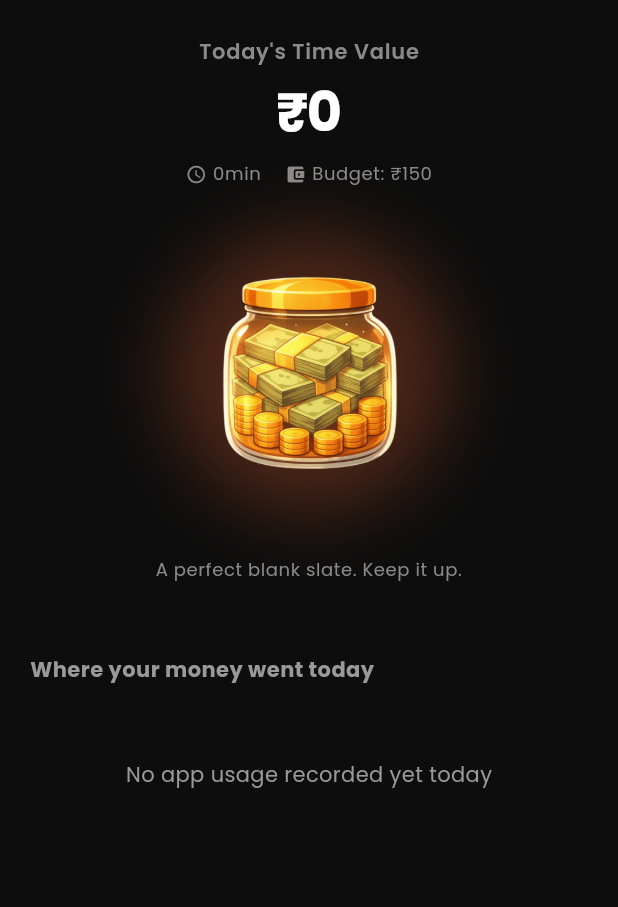
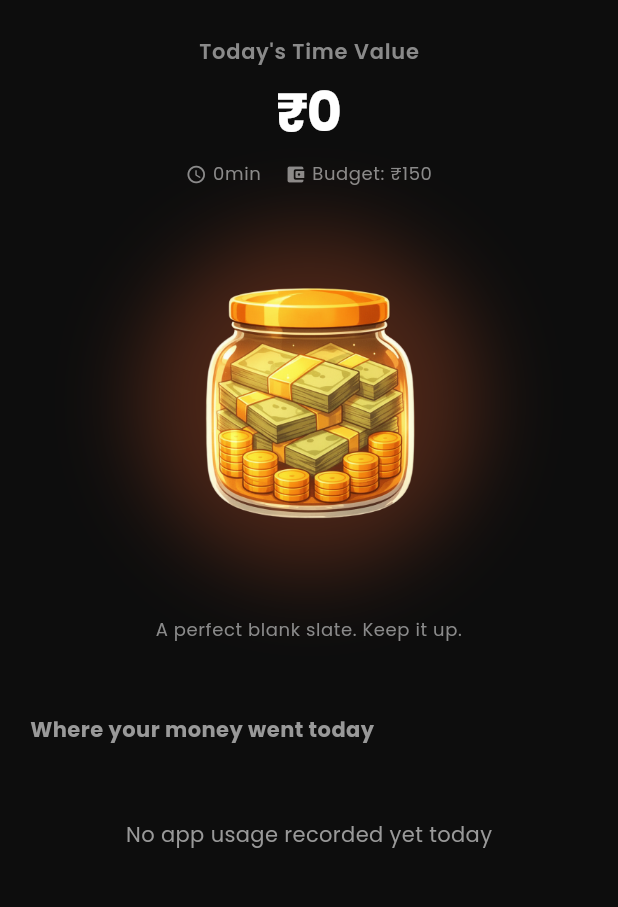
Before and after one commit to ChiragGadhvi/scrolltoll, a Flutter app: the _DashboardTab widget shown alone on an empty page, opened directly with empty values, on a phone screen of 412 x 824 dp, the part 84-991 px from its top. Run offline on Flutter 3.47's test engine with Material 3 defaults, Android fonts, the phone set to English and light mode, and no system bars; our stand-ins replace fl_chart, flutter_animate, flutter_local_notifications, google_fonts, hive, hive_flutter and 2 more; missing offline and left inert: device_apps, home_widget, usage_stats; accounts and stored records are empty.

Commit message:
Version1.6

```diff
--- a/lib/screens/home_screen.dart
+++ b/lib/screens/home_screen.dart
@@ -433,7 +433,7 @@ class _DashboardTab extends StatelessWidget {
                                 const SizedBox(height: 24),
                                 TimeValueJar(
                                   percentageRemaining: (1.0 - (totalMoney / HiveService.dailyBudget)).clamp(0.0, 1.0),
-                                  size: 200,
+                                  size: 240,
                                 ),
                                 const SizedBox(height: 24),
                                 AnimatedSwitcher(
--- a/pubspec.yaml
+++ b/pubspec.yaml
@@ -2,7 +2,7 @@ name: scrolltoll
 description: "ScrollToll - Screen Time Money Waster Calculator"
 publish_to: 'none'
 
-version: 1.0.0+1
+version: 1.0.0+2
 
 environment:
   sdk: ^3.11.3
```
